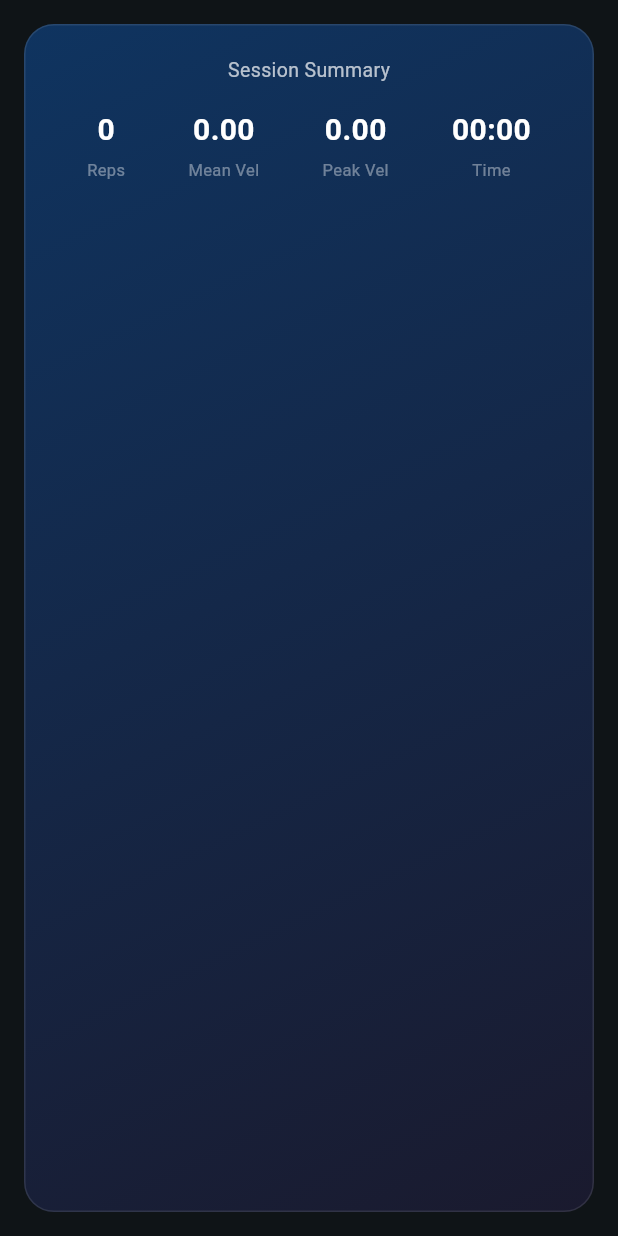
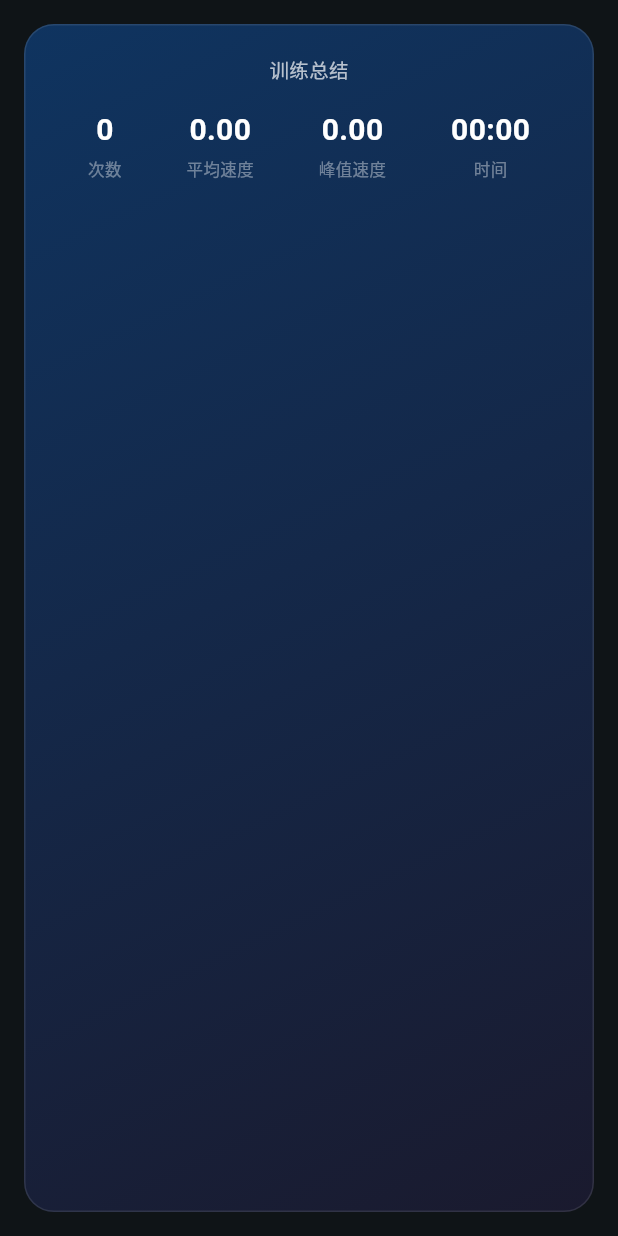
Before and after one commit to yanxinyu318/vbt-ai, a Flutter app: the _SummaryHeader widget shown alone on an empty page, opened directly with empty values, on a phone screen of 412 x 824 dp. Run offline on Flutter 3.47's test engine with Material 3 defaults, Android fonts, the phone set to English and light mode, and no system bars; our stand-ins replace camera, fl_chart, flutter_riverpod, permission_handler, shared_preferences; missing offline and left inert: google_mlkit_pose_detection, tflite_flutter; accounts and stored records are empty.

Commit message:
Update lib/features/session/presentation/session_screen.dart (Chinese UI)

```diff
--- a/lib/features/session/presentation/session_screen.dart
+++ b/lib/features/session/presentation/session_screen.dart
@@ -42,7 +42,7 @@ class SessionScreen extends StatelessWidget {
               Expanded(
                 child: reps.isEmpty
                     ? const Center(
-                        child: Text('No reps recorded',
+                        child: Text('没有记录到次数',
                             style: TextStyle(color: Colors.white38)))
                     : ListView.builder(
                         padding: const EdgeInsets.symmetric(horizontal: 16),
@@ -66,7 +66,7 @@ class SessionScreen extends StatelessWidget {
                           borderRadius: BorderRadius.circular(16)),
                       padding: const EdgeInsets.symmetric(vertical: 14),
                     ),
-                    child: const Text('Done'),
+                    child: const Text('完成'),
                   ),
                 ),
               ),
@@ -111,20 +111,20 @@ class _SummaryHeader extends StatelessWidget {
       ),
       child: Column(
         children: [
-          const Text('Session Summary',
+          const Text('训练总结',
               style: TextStyle(color: Colors.white70, fontSize: 13)),
           const SizedBox(height: 16),
           Row(
             mainAxisAlignment: MainAxisAlignment.spaceAround,
             children: [
-              _Metric(label: 'Reps', value: '$repCount'),
+              _Metric(label: '次数', value: '$repCount'),
               _Metric(
-                  label: 'Mean Vel',
+                  label: '平均速度',
                   value: meanVelocity.toStringAsFixed(2)),
               _Metric(
-                  label: 'Peak Vel',
+                  label: '峰值速度',
                   value: peakVelocity.toStringAsFixed(2)),
-              _Metric(label: 'Time', value: durStr),
+              _Metric(label: '时间', value: durStr),
             ],
           ),
         ],
```
